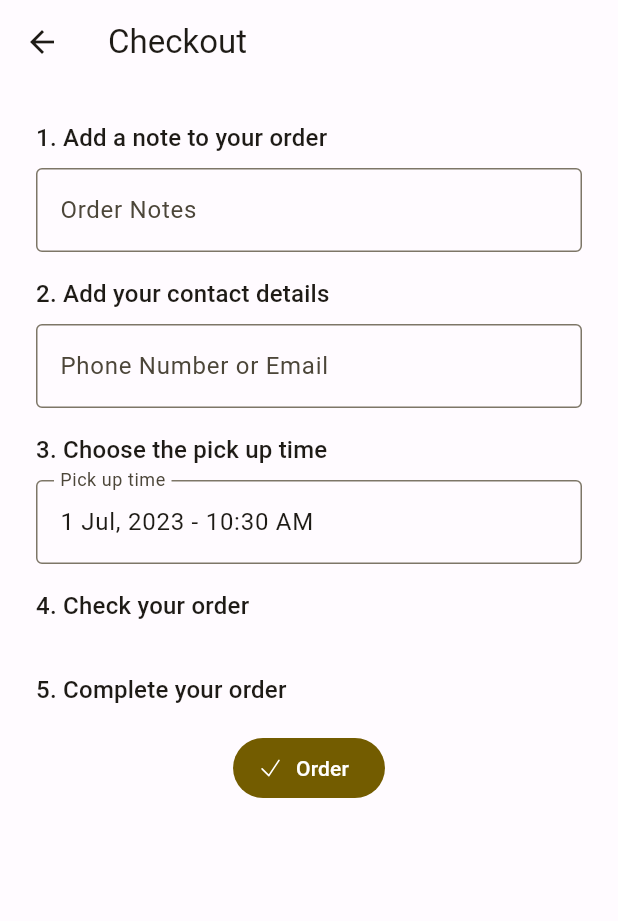
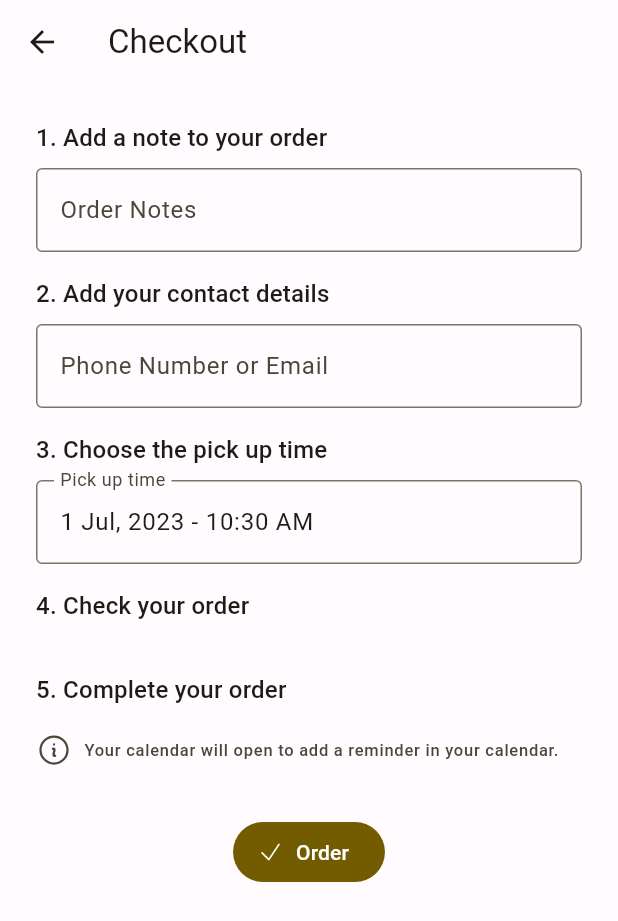
Before and after one commit to Food-Bites/bites, a Flutter app: the CartPage screen opened directly, on a phone screen of 412 x 824 dp. Shown: the top 921 px of the screen. Run offline on Flutter 3.47's test engine with Material 2 defaults, Android fonts, the phone set to English and light mode, and no system bars; drawn by our look-alikes of date_time_picker; our stand-ins replace cached_network_image, connectivity, dots_indicator, geolocator, google_maps_flutter, heroicons and 1 more; missing offline and left inert: android_intent, geoflutterfire2; accounts and stored records are empty.

Commit message:
added suggestion

```diff
--- a/lib/screens/cart_page.dart
+++ b/lib/screens/cart_page.dart
@@ -1,6 +1,7 @@
 import 'package:android_intent/android_intent.dart';
 import 'package:bites/data/cart.dart';
 import 'package:bites/data/purchasable_foods.dart';
+import 'package:bites/widget/helper_text.dart';
 import 'package:flutter/material.dart';
 import 'package:heroicons/heroicons.dart';
 import 'package:provider/provider.dart';
@@ -208,6 +209,11 @@ class _CartPageState extends State<CartPage> {
                 ],
               ),
               const SizedBox(height: 16),
+              HelperText(
+                  icon: IconType.heroIcons(HeroIcons.informationCircle),
+                  text:
+                      'Your calendar will open to add a reminder in your calendar.'),
+              const SizedBox(height: 16),
               FilledButton.icon(
                   onPressed: () {
                     if (note.isEmpty || contact.isEmpty) {
```
